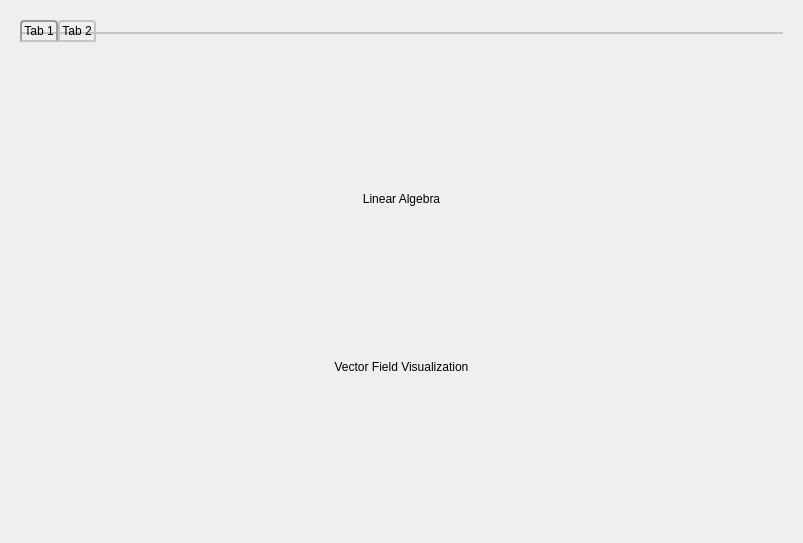
TheCyberWeaver/Smart_Toolbox, file gui/uis/pages/main_pages.ui: the form before one commit.
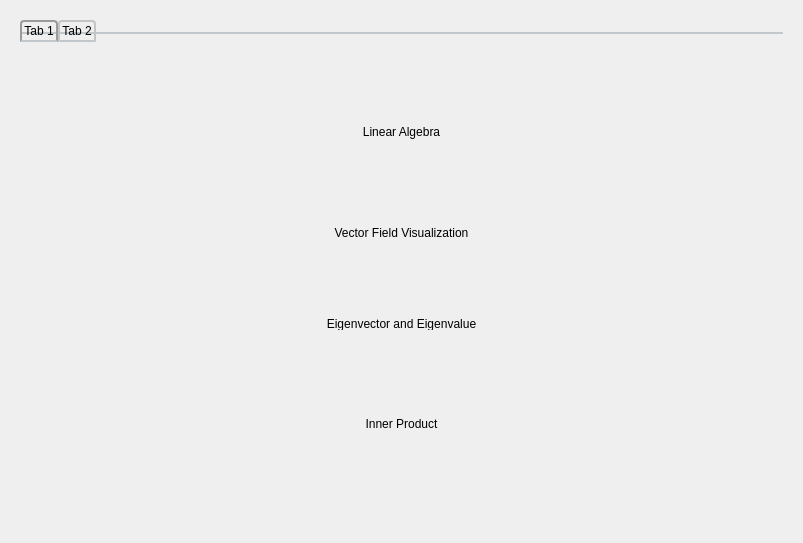
The form after the commit.

Diff of the .ui file:
```diff
--- a/gui/uis/pages/main_pages.ui
+++ b/gui/uis/pages/main_pages.ui
@@ -455,9 +455,47 @@
              </item>
             </layout>
            </item>
+           <item>
+            <widget class="QLabel" name="label_13">
+             <property name="maximumSize">
+              <size>
+               <width>16777215</width>
+               <height>12</height>
+              </size>
+             </property>
+             <property name="styleSheet">
+              <string notr="true">font: 700 10pt &quot;Segoe Print&quot;;</string>
+             </property>
+             <property name="text">
+              <string>Eigenvector and Eigenvalue</string>
+             </property>
+             <property name="alignment">
+              <set>Qt::AlignCenter</set>
+             </property>
+            </widget>
+           </item>
            <item>
             <layout class="QHBoxLayout" name="horizontalLayout_5"/>
            </item>
+           <item>
+            <widget class="QLabel" name="label_14">
+             <property name="maximumSize">
+              <size>
+               <width>16777215</width>
+               <height>30</height>
+              </size>
+             </property>
+             <property name="styleSheet">
+              <string notr="true">font: 700 10pt &quot;Segoe Print&quot;;</string>
+             </property>
+             <property name="text">
+              <string>Inner Product</string>
+             </property>
+             <property name="alignment">
+              <set>Qt::AlignCenter</set>
+             </property>
+            </widget>
+           </item>
            <item>
             <layout class="QHBoxLayout" name="horizontalLayout_7"/>
            </item>
```
